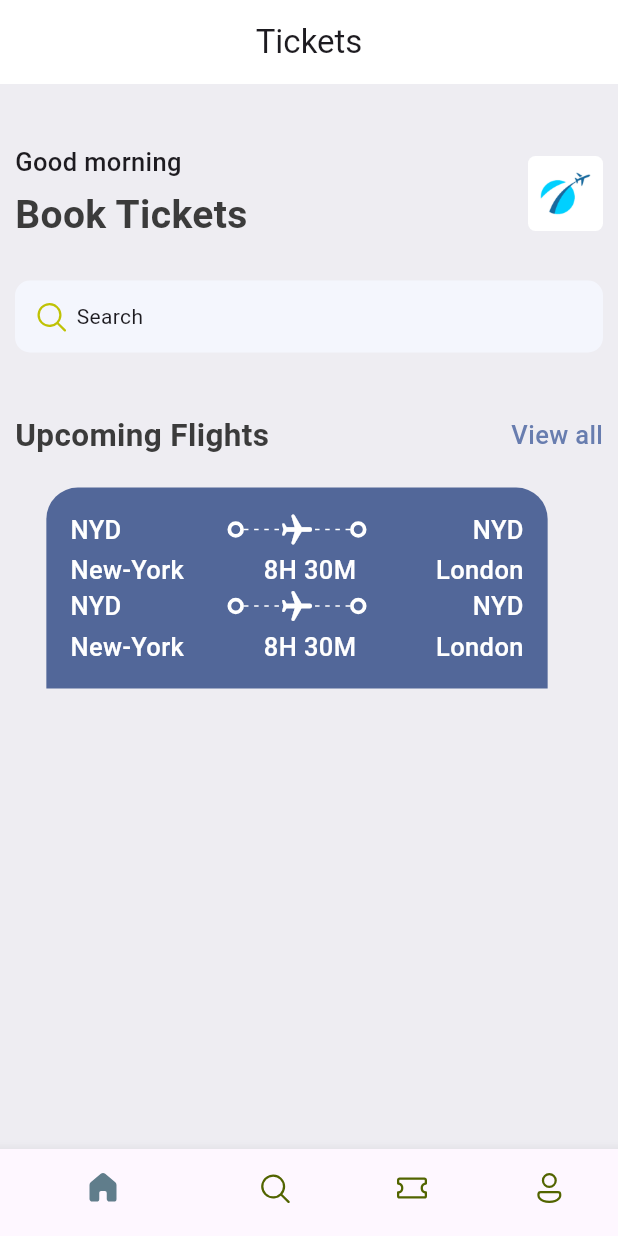
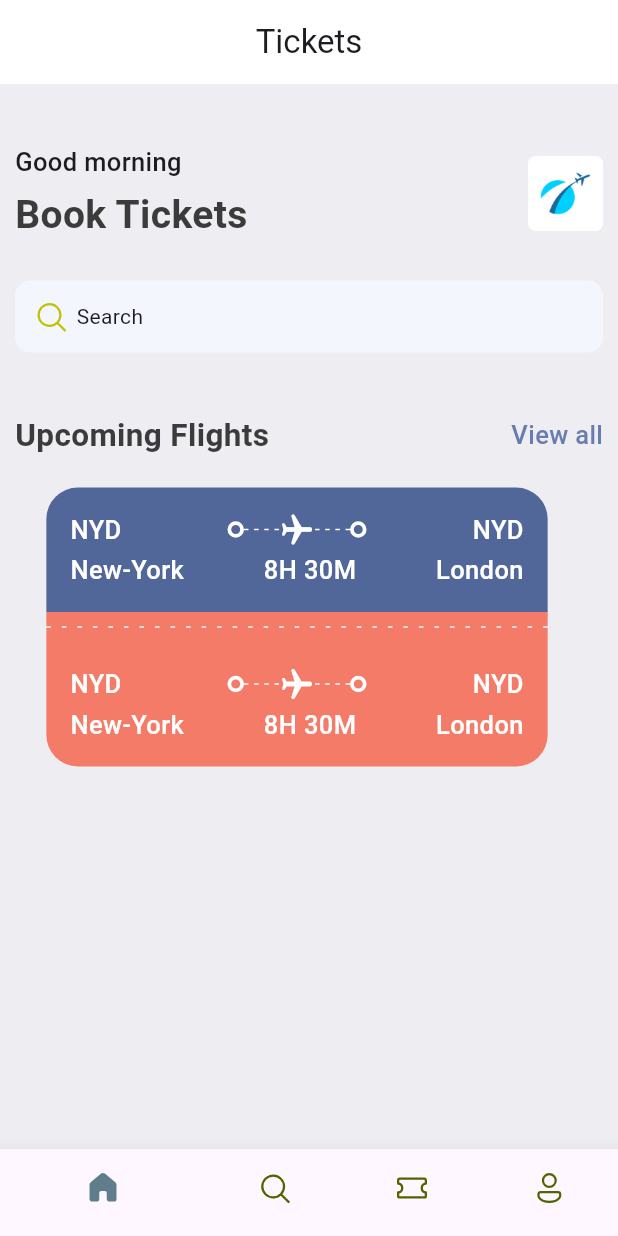
Before and after one commit to Lyon1011/ticket_app, a Flutter app: the screen it shows after launch, on a phone screen of 412 x 824 dp. Run offline on Flutter 3.47's test engine with Material 3 defaults, Android fonts, the phone set to English and light mode, and no system bars; our stand-ins replace fluentui_icons.

Commit message:
Feat: Add Ticket Orange With Divider

```diff
--- a/lib/base/widgets/ticket_view.dart
+++ b/lib/base/widgets/ticket_view.dart
@@ -12,7 +12,6 @@ class TicketView extends StatelessWidget {
     final size = MediaQuery.of(context).size;
     return SizedBox(
         width: size.width * 0.85,
-        height: 179,
         child: Container(
           margin: const EdgeInsets.only(right: 16),
           child: Column(
@@ -93,6 +92,21 @@ class TicketView extends StatelessWidget {
                         ],
                       ),
                     ),
+                  ],
+                ),
+              ),
+              SizedBox(height: 20,
+                child: Expanded(child: Container(color: AppStyles.ticketOrange, child: AppLayoutBuilderWidget(randomDivider: 10),)),
+              ),
+              Container(
+                padding: const EdgeInsets.all(16),
+                decoration: BoxDecoration(
+                    color: AppStyles.ticketOrange,
+                    borderRadius: const BorderRadius.only(
+                        bottomLeft: Radius.circular(21),
+                        bottomRight: Radius.circular(21))),
+                child: Column(
+                  children: [
                     Container(
                       child: Column(
                         children: [
@@ -159,7 +173,7 @@ class TicketView extends StatelessWidget {
                           )
                         ],
                       ),
-                    )
+                    ),
                   ],
                 ),
               ),
```
Also changed, not shown: pubspec.lock.
